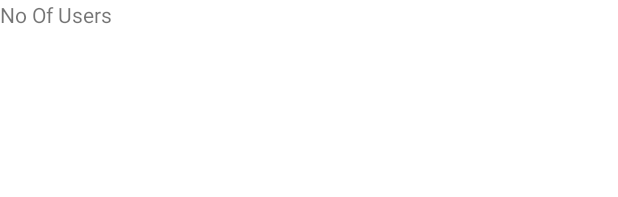
After one commit to Kowshi1101/Breakdown-Brigade, an Android app: the layout activity_adminhomepage.xml on its own in the app's theme, with its tools: preview values and no code run, on a phone screen of 412 x 824 dp. The commit adds this screen. Shown: the top 197 px of the screen. Run offline under Robolectric (Android 15) with nearby library versions, the phone set to English and light mode, and no system bars.

```diff
--- a/app/src/main/java/com/example/medic/user_login.java
+++ b/app/src/main/java/com/example/medic/user_login.java
@@ -69,8 +69,8 @@ public class user_login extends AppCompatActivity {
         }else if (password.isEmpty() || password.length() < 6) {
             p.setError("Enter Proper Password ");
         }else {
-            progressDialog.setMessage(" Please Wait While Registration ... ");
-            progressDialog.setTitle(" Registration ");
+            progressDialog.setMessage(" Please Wait While Login ... ");
+            progressDialog.setTitle(" Logging in ");
             progressDialog.setCanceledOnTouchOutside(false);
             progressDialog.show();
 
--- /dev/null
+++ b/app/src/main/res/layout/activity_adminhomepage.xml
@@ -0,0 +1,16 @@
+<?xml version="1.0" encoding="utf-8"?>
+<androidx.constraintlayout.widget.ConstraintLayout xmlns:android="http://schemas.android.com/apk/res/android"
+    xmlns:app="http://schemas.android.com/apk/res-auto"
+    xmlns:tools="http://schemas.android.com/tools"
+    android:layout_width="match_parent"
+    android:layout_height="match_parent"
+    tools:context=".adminhomepage">
+
+    <TextView
+        android:id="@+id/textView"
+        android:layout_width="wrap_content"
+        android:layout_height="wrap_content"
+        android:text="No Of Users"
+        tools:layout_editor_absoluteX="171dp"
+        tools:layout_editor_absoluteY="118dp" />
+</androidx.constraintlayout.widget.ConstraintLayout>
```
Also changed, not shown: app/src/main/AndroidManifest.xml (+8 -7 lines), app/src/main/java/com/example/medic/admin_login.java (+17 -23 lines), app/src/main/java/com/example/medic/adminhomepage.java (added, +14 -0 lines), app/src/main/res/layout/activity_admin_login.xml (+1 -21 lines).
